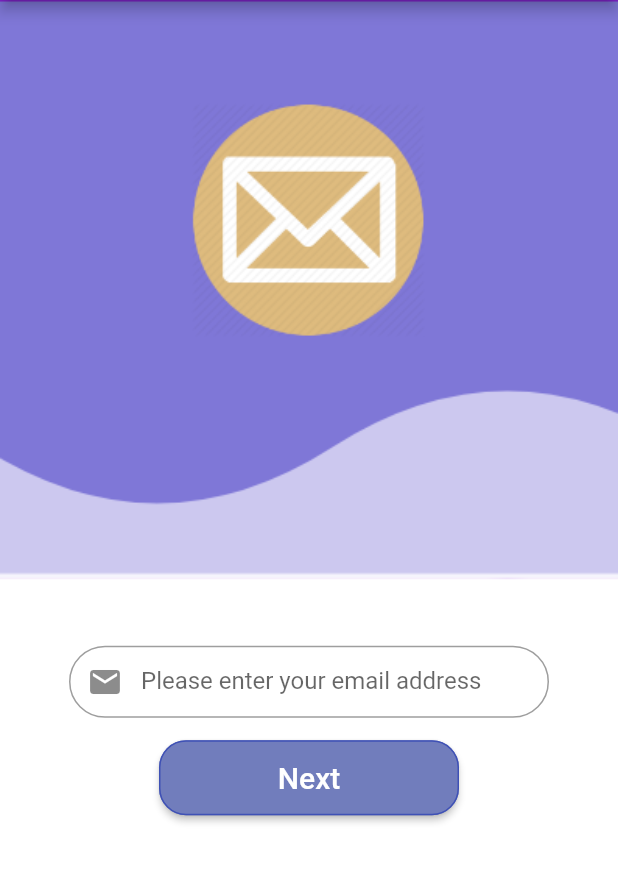
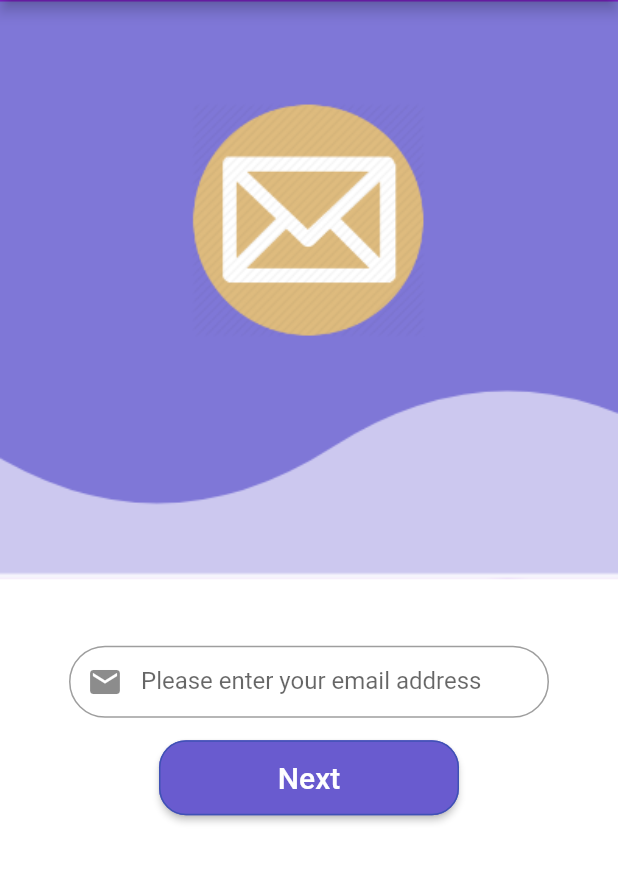
Before and after one commit to GattaiTeam/bochito, a Flutter app: the screen it shows after launch, after a tap on "Sign Up", on a phone screen of 412 x 824 dp, the part 84-967 px from its top. Run offline on Flutter 3.47's test engine with Material 2 defaults, Android fonts, the phone set to English and light mode, and no system bars; our stand-ins replace avatar_glow, flutter_staggered_animations, pinput; missing offline and left inert: flutter_country_picker, imagebutton.

Commit message:
REMOVED repeated code from buttons, settings are now generated on the main Scaffold

```diff
--- a/lib/src/screens/InitialScreen.dart
+++ b/lib/src/screens/InitialScreen.dart
@@ -57,7 +57,7 @@ class _MyAppState extends State<MyApp> with SingleTickerProviderStateMixin {
               height: 50,
               minWidth: 200,
               textTheme: ButtonTextTheme.primary,
-              buttonColor: Color(0xFF717DBC),
+              buttonColor: Color(0xff695bcf),
               shape: RoundedRectangleBorder(
                 borderRadius: new BorderRadius.circular(18.0),
                 side: BorderSide(color: Colors.indigo),
--- a/lib/src/widgets/SignUp_EmailForm.dart
+++ b/lib/src/widgets/SignUp_EmailForm.dart
@@ -47,14 +47,7 @@ class EmailFormState extends State<EmailForm>{
           Container(
             height: 50.0,
             width: 200.0,
-            child:           RaisedButton(
-              color: Color(0xFF717DBC),
-              textTheme: ButtonTextTheme.primary,
-              shape: RoundedRectangleBorder(
-                borderRadius: new BorderRadius.circular(18.0),
-                side: BorderSide(color: Colors.indigo),
-
-              ),
+            child: RaisedButton(
               onPressed: (){
                 if (_formKey.currentState.validate()){
                   Navigator.push(context, MaterialPageRoute(builder: (context) => SignUpCountry()));
```
Also changed, not shown: lib/src/screens/SignUpFlow/SignUp_CountrySelection_Screen.dart (+0 -7 lines).
